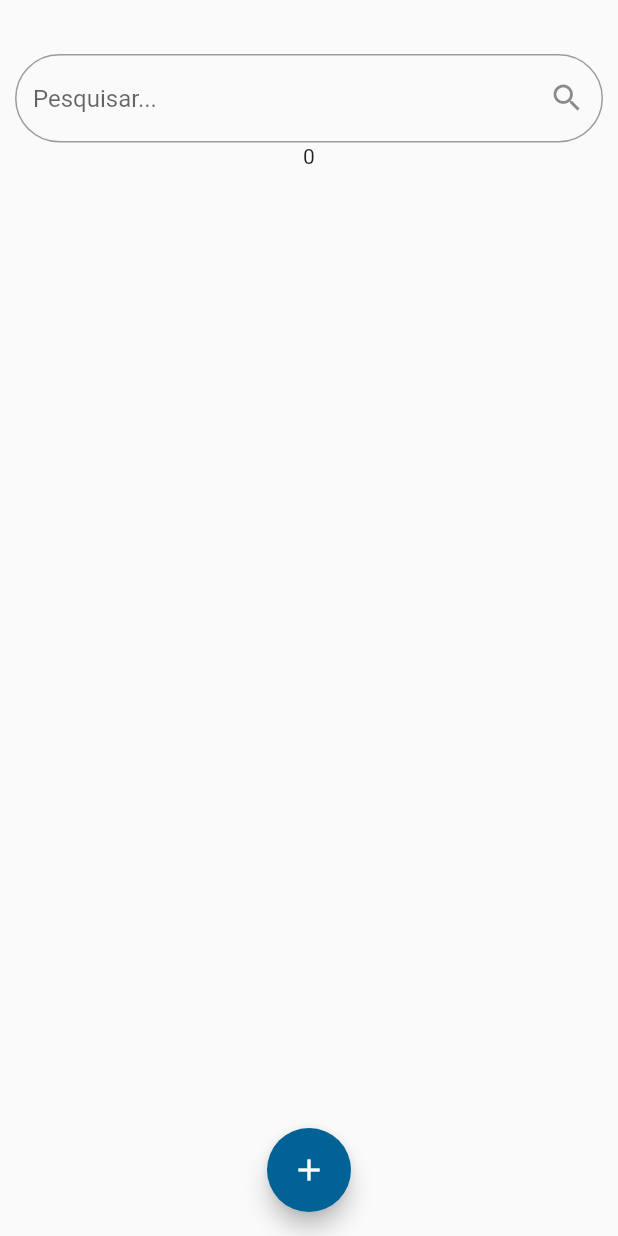
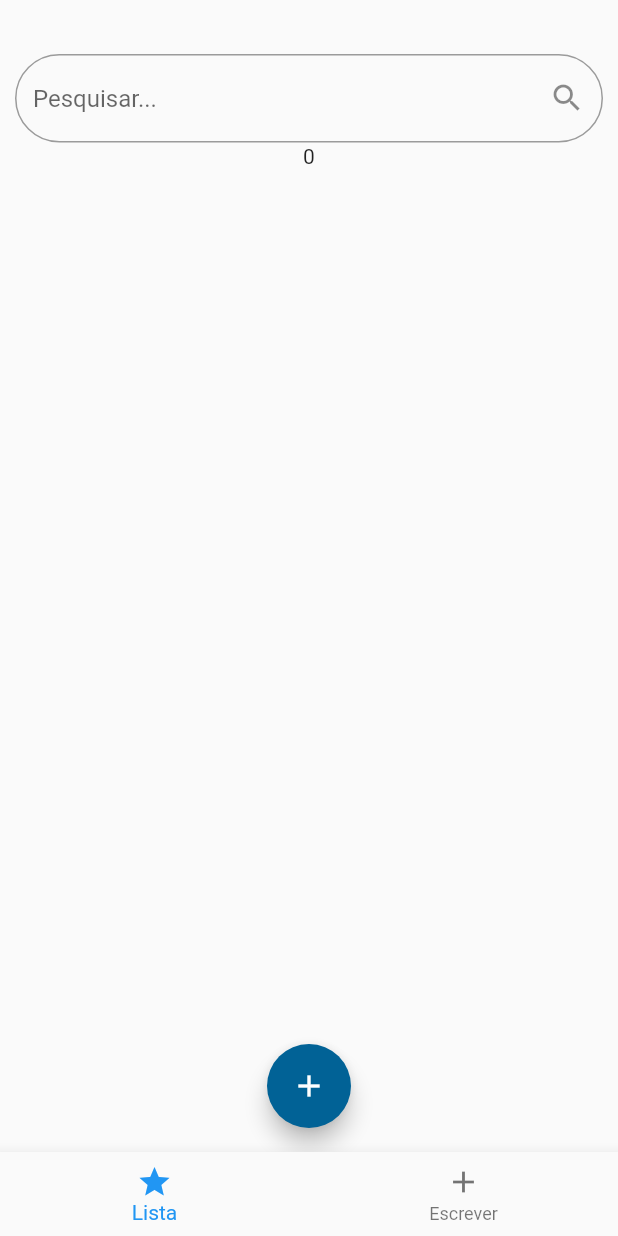
Before and after one commit to pablopgalvao/To-doList, a Flutter app: the screen it shows after launch, on a phone screen of 412 x 824 dp. Run offline on Flutter 3.47's test engine with Material 2 defaults, Android fonts, the phone set to English and light mode, and no system bars.

Commit message:
alterações

```diff
--- a/lib/main.dart
+++ b/lib/main.dart
@@ -1,12 +1,15 @@
 import 'package:flutter/material.dart';
+
+import './pages/home_page.dart';
+//import './pages/step_form.dart';
 //import 'package:new_todolist_flutter/pages/home_page.dart';
-import './pages/home_page.dart';
+//import './pages/home_page.dart';
 //import 'package:new_todolist_flutter/constants/colors.dart';
 
-void main() => runApp(const MyApp());
+void main() => runApp( MyApp());
 
 class MyApp extends StatelessWidget {
-  const MyApp({super.key});
+  //const MyApp({super.key});
 
   // Este widget é a raiz do seu aplicativo.
   @override
@@ -20,6 +23,7 @@ class MyApp extends StatelessWidget {
      // ),
 
       home: MyHomePage(),
+      //home: StepForm(),
     );
   }
 }
--- a/lib/pages/home_page.dart
+++ b/lib/pages/home_page.dart
@@ -1,85 +1,57 @@
 import 'package:flutter/material.dart';
-import '../constants/colors.dart';
-import '../widgets/todo_item.dart';
+import 'package:new_todolist_flutter/pages/todo_page.dart';
+import 'package:new_todolist_flutter/pages/todo_write.dart';
 
-class MyHomePage extends StatefulWidget{
-  //final String title;
-  //const MyHomePage)({super.key, required this.title});
+class MyHomePage extends StatefulWidget {
+  //MyHomePage({Key? key}) : super(key: key);
   const MyHomePage({super.key});
 
   @override
-  State<MyHomePage> createState() => _MyHomePageState();
+    State<MyHomePage> createState() => _MyHomePageState();
 }
 
 class _MyHomePageState extends State<MyHomePage> {
-  final TextEditingController taskController = TextEditingController();
-  final GlobalKey<FormState>_formkey = GlobalKey<FormState>();
-  final List<String> _tasks = [];
+  int paginaAtual = 0;
+  late PageController pc;
 
-  int _counter = 0;
+  @override
+  void initState() {
+    super.initState();
+    pc = PageController(initialPage: paginaAtual);
+  }
+
+  setPaginaAtual(pagina) {
+    setState(() {
+      paginaAtual = pagina;
+    });
+  }
 
   @override
   Widget build(BuildContext context) {
     return Scaffold(
-      body: Center(
-        child: Column(
-          children: <Widget>[
-            Container(
-              margin: const EdgeInsets.only(top: 35),
-              padding: const EdgeInsets.symmetric(horizontal: 10, vertical: 1),
-              child: const TextField(
-                style: TextStyle(
-                  fontSize: 16,
-                  color: Colors.blue
-                ),
-                decoration: InputDecoration(
-                  border: OutlineInputBorder(borderRadius: BorderRadius.all(Radius.circular(50)),),
-                  hintText: 'Pesquisar...',
-                  hintStyle: TextStyle(fontSize: 16),
-                  suffixIcon: Icon(Icons.search),
-                ),
-              ),
-            ),
+      body: PageView(
+        controller: pc,
+        children: [
+          //Text(' Pagina 01'),
+          //Text(' Pagina 01'),
+          TodoPage(),
+          MyCustomForm(),
 
-            //const Text('O botão foi apertado esse numero de vezes'),
-            Text('$_counter'),
+        ],
+        onPageChanged:  setPaginaAtual,
+      ),
+      bottomNavigationBar: BottomNavigationBar(
+        currentIndex: paginaAtual,
+        items: [
+          BottomNavigationBarItem(icon: Icon(Icons.star), label: 'Lista'),
+          BottomNavigationBarItem(icon: Icon(Icons.add), label: 'Escrever'),
+        ],
+        onTap: (pagina) {
+          pc.animateToPage(pagina, duration: Duration(milliseconds: 300), curve: Curves.ease,);
+        },
+      ),
+    );
+  }
 
 
-           //const TodoItem(),
-
-            Expanded(
-            child: ListView.builder(
-                itemCount: _tasks.length,
-                itemBuilder: (context, index){
-                  return Card(
-                  child: ListTile(
-                  title: Text(_tasks[index]),
-                  ),
-                  );
-                },
-              ),
-            ),
-
-
-          ],
-        ),
-      ),
-
-      floatingActionButtonLocation: FloatingActionButtonLocation.centerFloat,
-      floatingActionButton: FloatingActionButton(
-        backgroundColor: idblue1,
-        onPressed: _addList,
-        tooltip: 'Escrever tarefa',
-        child: const Icon(Icons.add,),
-      ),
-    );
-       }
-    void _addList(){
-
-      //debugPrint('O botão foi apertado $_counter vezes.');
-      //debugPrint(taskController.text);
-      setState((){
-        _counter++;
-      });
-  }
 }
--- /dev/null
+++ b/lib/pages/todo_page.dart
@@ -0,0 +1,87 @@
+import 'package:flutter/material.dart';
+
+//import './todo_write.dart';
+import 'package:new_todolist_flutter/constants/colors.dart';
+
+
+class TodoPage extends StatefulWidget{
+  //final String title;
+  const TodoPage({super.key});
+  //const TodoPage({super.key});
+
+  @override
+  State<TodoPage> createState() => _TodoPageState();
+}
+
+class _TodoPageState extends State<TodoPage> {
+  final TextEditingController taskController = TextEditingController();
+  final GlobalKey<FormState>_formkey = GlobalKey<FormState>();
+  final List<String> _tasks = [];
+
+  int _counter = 0;
+
+  @override
+  Widget build(BuildContext context) {
+    return Scaffold(
+      body: Center(
+        child: Column(
+          children: <Widget>[
+            Container(
+              margin: const EdgeInsets.only(top: 35),
+              padding: const EdgeInsets.symmetric(horizontal: 10, vertical: 1),
+              child: const TextField(
+                style: TextStyle(
+                  fontSize: 16,
+                  color: Colors.blue
+                ),
+                decoration: InputDecoration(
+                  border: OutlineInputBorder(borderRadius: BorderRadius.all(Radius.circular(50)),),
+                  hintText: 'Pesquisar...',
+                  hintStyle: TextStyle(fontSize: 16),
+                  suffixIcon: Icon(Icons.search),
+                ),
+              ),
+            ),
+
+            //const Text('O botão foi apertado esse numero de vezes'),
+            Text('$_counter'),
+
+
+           //const TodoItem(),
+
+            Expanded(
+            child: ListView.builder(
+                itemCount: _tasks.length,
+                itemBuilder: (context, index){
+                  return Card(
+                  child: ListTile(
+                  title: Text(_tasks[index]),
+                  ),
+                  );
+                },
+              ),
+            ),
+
+
+          ],
+        ),
+      ),
+
+      floatingActionButtonLocation: FloatingActionButtonLocation.centerFloat,
+      floatingActionButton: FloatingActionButton(
+        backgroundColor: idblue1,
+        onPressed: () => _addList(),
+        tooltip: 'Escrever tarefa',
+        child: const Icon(Icons.add,),
+      ),
+    );
+       }
+    void _addList(){
+
+      //debugPrint('O botão foi apertado $_counter vezes.');
+      //debugPrint(taskController.text);
+      setState((){
+        _counter++;
+      });
+  }
+}
```
Also changed, not shown: lib/pages/todo_write.dart (added, +113 -0 lines), lib/themes/my_theme.dart (added, +10 -0 lines), 6 other files.
